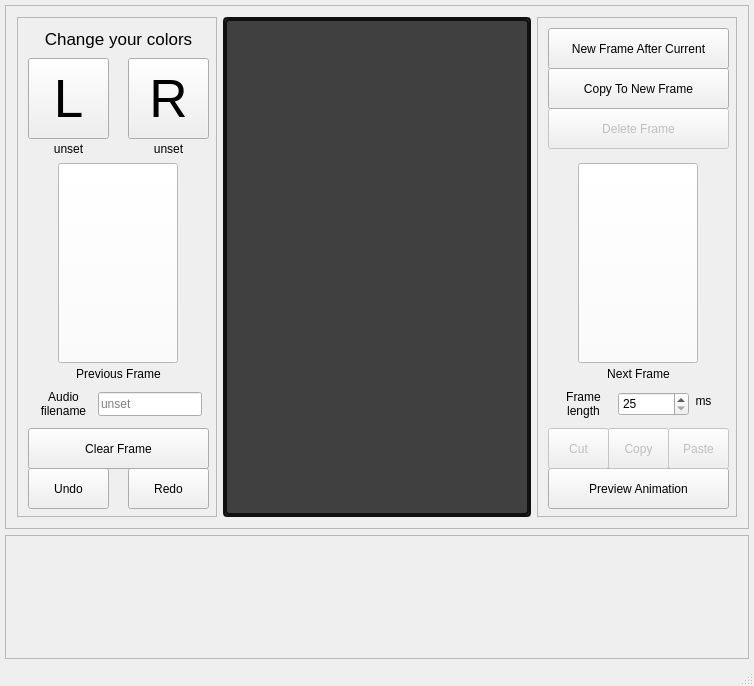
First picture: the form in Tower_of_Lights_Editor_V3/mainwindow.ui, repository ThereIsNoEscape/cs383project, before the edit.
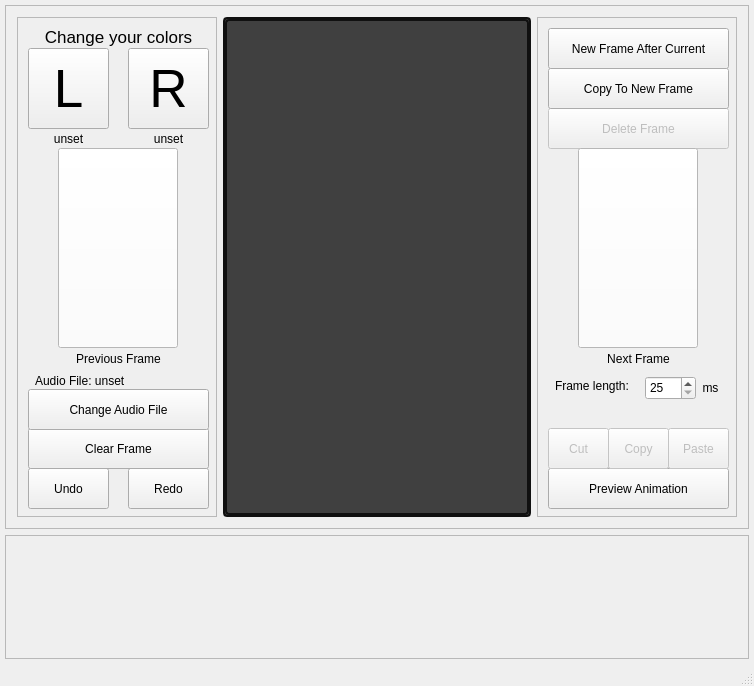
Second picture: the form after the edit.

Commit message: audio file selection is now dialog instead of text box

What changed in the file:
```diff
--- a/Tower_of_Lights_Editor_V3/mainwindow.ui
+++ b/Tower_of_Lights_Editor_V3/mainwindow.ui
@@ -99,7 +99,7 @@
             <property name="geometry">
              <rect>
               <x>10</x>
-              <y>40</y>
+              <y>30</y>
               <width>81</width>
               <height>81</height>
              </rect>
@@ -120,7 +120,7 @@
             <property name="geometry">
              <rect>
               <x>110</x>
-              <y>40</y>
+              <y>30</y>
               <width>81</width>
               <height>81</height>
              </rect>
@@ -138,7 +138,7 @@
             <property name="geometry">
              <rect>
               <x>10</x>
-              <y>120</y>
+              <y>110</y>
               <width>81</width>
               <height>21</height>
              </rect>
@@ -154,7 +154,7 @@
             <property name="geometry">
              <rect>
               <x>110</x>
-              <y>120</y>
+              <y>110</y>
               <width>81</width>
               <height>21</height>
              </rect>
@@ -170,7 +170,7 @@
             <property name="geometry">
              <rect>
               <x>50</x>
-              <y>345</y>
+              <y>330</y>
               <width>101</width>
               <height>21</height>
              </rect>
@@ -215,7 +215,7 @@
             <property name="geometry">
              <rect>
               <x>40</x>
-              <y>145</y>
+              <y>130</y>
               <width>120</width>
               <height>200</height>
              </rect>
@@ -246,41 +246,24 @@
            <widget class="QLabel" name="label_12">
             <property name="geometry">
              <rect>
-              <x>10</x>
-              <y>370</y>
-              <width>71</width>
-              <height>31</height>
+              <x>17</x>
+              <y>355</y>
+              <width>167</width>
+              <height>16</height>
              </rect>
             </property>
             <property name="text">
-             <string>Audio
-filename</string>
+             <string>Audio File: unset</string>
             </property>
             <property name="alignment">
-             <set>Qt::AlignCenter</set>
-            </property>
-           </widget>
-           <widget class="QLineEdit" name="lineEdit">
-            <property name="geometry">
-             <rect>
-              <x>80</x>
-              <y>374</y>
-              <width>104</width>
-              <height>24</height>
-             </rect>
-            </property>
-            <property name="text">
-             <string/>
-            </property>
-            <property name="placeholderText">
-             <string>unset</string>
+             <set>Qt::AlignLeading|Qt::AlignLeft|Qt::AlignVCenter</set>
             </property>
            </widget>
            <widget class="QLabel" name="label_7">
             <property name="geometry">
              <rect>
               <x>10</x>
-              <y>10</y>
+              <y>8</y>
               <width>181</width>
               <height>21</height>
              </rect>
@@ -297,6 +280,19 @@
              <set>Qt::AlignCenter</set>
             </property>
            </widget>
+           <widget class="QPushButton" name="pushButton_changeAudioFile">
+            <property name="geometry">
+             <rect>
+              <x>10</x>
+              <y>371</y>
+              <width>181</width>
+              <height>41</height>
+             </rect>
+            </property>
+            <property name="text">
+             <string>Change Audio File</string>
+            </property>
+           </widget>
           </widget>
          </widget>
         </item>
@@ -369,7 +365,7 @@
             <property name="geometry">
              <rect>
               <x>50</x>
-              <y>345</y>
+              <y>330</y>
               <width>101</width>
               <height>21</height>
              </rect>
@@ -419,25 +415,24 @@
            <widget class="QLabel" name="label_8">
             <property name="geometry">
              <rect>
-              <x>10</x>
-              <y>370</y>
-              <width>71</width>
-              <height>31</height>
+              <x>17</x>
+              <y>360</y>
+              <width>91</width>
+              <height>16</height>
              </rect>
             </property>
             <property name="text">
-             <string>Frame
-length</string>
+             <string>Frame length:</string>
             </property>
             <property name="alignment">
-             <set>Qt::AlignCenter</set>
+             <set>Qt::AlignLeading|Qt::AlignLeft|Qt::AlignVCenter</set>
             </property>
            </widget>
            <widget class="QLabel" name="label_9">
             <property name="geometry">
              <rect>
-              <x>150</x>
-              <y>372</y>
+              <x>157</x>
+              <y>359</y>
               <width>31</width>
               <height>21</height>
              </rect>
@@ -468,15 +463,15 @@
            <widget class="QSpinBox" name="spinBox">
             <property name="geometry">
              <rect>
-              <x>80</x>
-              <y>374</y>
-              <width>71</width>
+              <x>107</x>
+              <y>358</y>
+              <width>51</width>
               <height>24</height>
              </rect>
             </property>
             <property name="minimumSize">
              <size>
-              <width>71</width>
+              <width>20</width>
               <height>24</height>
              </size>
             </property>
@@ -491,7 +486,7 @@
             <property name="geometry">
              <rect>
               <x>40</x>
-              <y>145</y>
+              <y>130</y>
               <width>120</width>
               <height>200</height>
              </rect>
```
Left out of the diff: 2 changed lines with no effect on the pictures. The commit also changes 2 other files.
